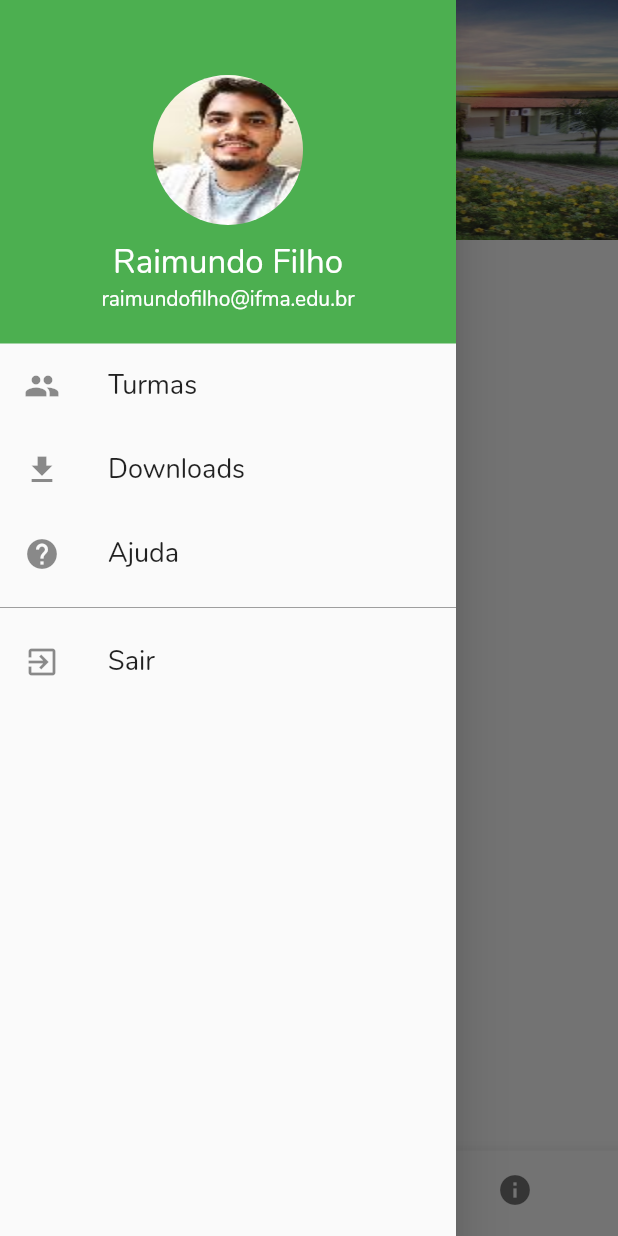
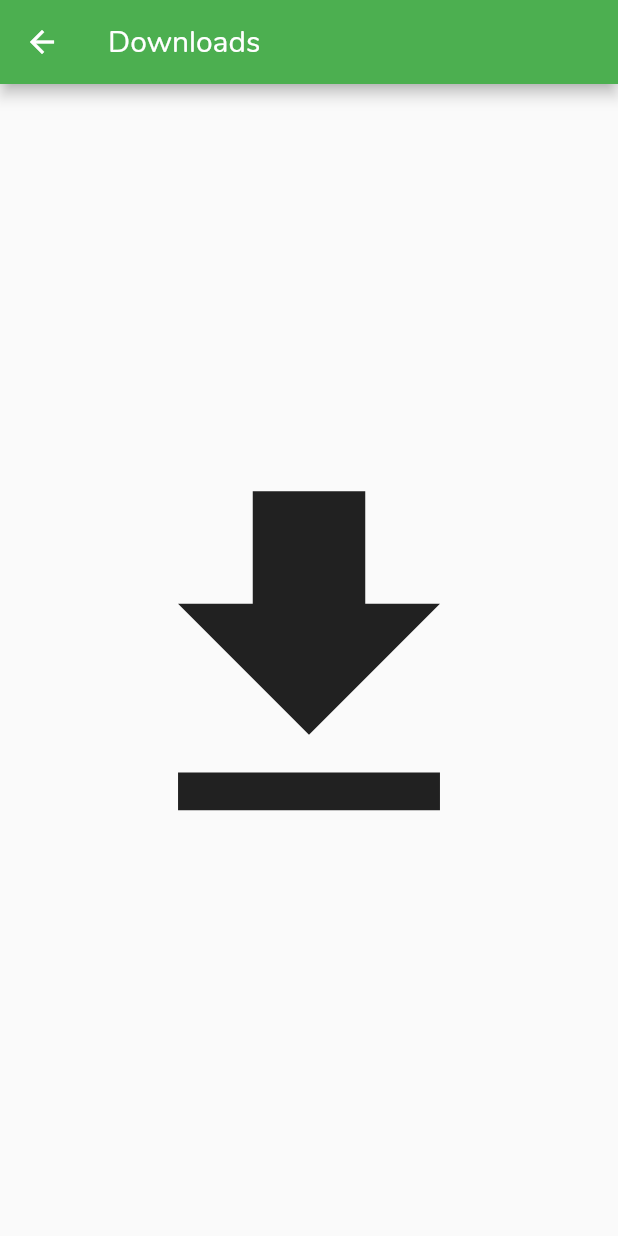
Before and after one commit to Hellyson-Ferreira/app_avaliacao_ifma, a Flutter app: the HomeAdimim screen opened by its route, item 2 of the bottom bar chosen, in the side drawer, after a tap on "Downloads", on a phone screen of 412 x 824 dp. Run offline on Flutter 3.47's test engine with Material 2 defaults, Android fonts, the phone set to English and light mode, and no system bars; our stand-ins replace pie_chart, splashscreen, webview_flutter.

Commit message:
Justes nas telas e nova tela de downloads

```diff
--- /dev/null
+++ b/lib/homeAdimin/downloads.dart
@@ -0,0 +1,21 @@
+import 'package:flutter/material.dart';
+
+class Downloads extends StatefulWidget {
+  static  String tag = 'downloads';
+  @override
+  _DownloadsState createState() => _DownloadsState();
+}
+
+class _DownloadsState extends State<Downloads> {
+  @override
+  Widget build(BuildContext context) {
+    return Scaffold(
+      appBar: AppBar(
+        title: Text('Downloads'),
+      ),
+      body: Center(
+        child: Icon(Icons.file_download,size: 300,),
+      )
+    );
+  }
+}
--- a/lib/homeAdimin/drawerAdimim.dart
+++ b/lib/homeAdimin/drawerAdimim.dart
@@ -1,4 +1,5 @@
 import 'package:app_avaliacao_ifma/LoginAluno/login_page_aluno.dart';
+import 'package:app_avaliacao_ifma/homeAdimin/downloads.dart';
 import 'package:app_avaliacao_ifma/homeAdimin/turmas.dart';
 import 'package:flutter/material.dart';
 
@@ -71,7 +72,7 @@ class DrawerAdimim extends StatelessWidget {
             ),
             ),
             onTap: (){
-               //Navigator.of(context).pushNamed(HomeAluno.tag,);
+               Navigator.of(context).pushNamed(Downloads.tag,);
             }
           ),
           ListTile(
--- a/lib/homeAdimin/graficos/grafico.dart
+++ b/lib/homeAdimin/graficos/grafico.dart
@@ -17,7 +17,6 @@ class _GraficosState extends State<Graficos> {
     dataMap.putIfAbsent("Pendentes", () => 15);
 
     return Scaffold(
-
       appBar: AppBar(
         elevation: 0,
 
--- a/lib/main.dart
+++ b/lib/main.dart
@@ -22,7 +22,6 @@ class _MyAppState extends State<MyApp> {
         fontFamily: 'Nunito',
       ),
       home:LoadingPage(),
-      // home: LoginPageAluno(),
       routes: routes.routes,
     );
   }
--- a/lib/rotas.dart
+++ b/lib/rotas.dart
@@ -1,5 +1,6 @@
 import 'package:app_avaliacao_ifma/LoginAdimim/login_page_adimim.dart';
 import 'package:app_avaliacao_ifma/LoginAluno/login_page_aluno.dart';
+import 'package:app_avaliacao_ifma/homeAdimin/downloads.dart';
 import 'package:app_avaliacao_ifma/homeAdimin/graficos/grafico.dart';
 import 'package:app_avaliacao_ifma/homeAdimin/home_adimim.dart';
 import 'package:app_avaliacao_ifma/homeAdimin/turmas.dart';
@@ -50,5 +51,6 @@ class Routes{
     Suap.tag: (context) => Suap(),
     IFMA.tag: (context) => IFMA(),
     Graficos.tag: (context) => Graficos(),
+    Downloads.tag: (context) => Downloads(),
   };
 }
--- a/lib/tela_boas_vindas.dart/boas_vindas.dart
+++ b/lib/tela_boas_vindas.dart/boas_vindas.dart
@@ -20,7 +20,7 @@ class BoasVindasAluno extends StatelessWidget {
     final lorem = Padding(
       padding: EdgeInsets.all(8.0),
       child: Text(
-        '''Alguma coisa ''',
+        '''Esse aplicativo vai lhe ajudar a avaliar seus professoras de forma anonima, e os dados obtidos com essas avaliacao serao usados para mostra ao profeessor como vai seu desenpenho av=fim de ele melhorar cada vez mais''',
         style: TextStyle(fontSize: 16.0, color: Colors.white),
       ),
     );
--- a/lib/tela_de_carregamento/carregamnto.dart
+++ b/lib/tela_de_carregamento/carregamnto.dart
@@ -1,7 +1,6 @@
 import 'package:app_avaliacao_ifma/LoginAluno/login_page_aluno.dart';
 import 'package:flutter/material.dart';
 import 'package:splashscreen/splashscreen.dart';
-import 'package:flutter/cupertino.dart';
 
 class LoadingPage extends StatefulWidget {
   static String tag = 'loading-page';
```
Also changed, not shown: 1 other file.
